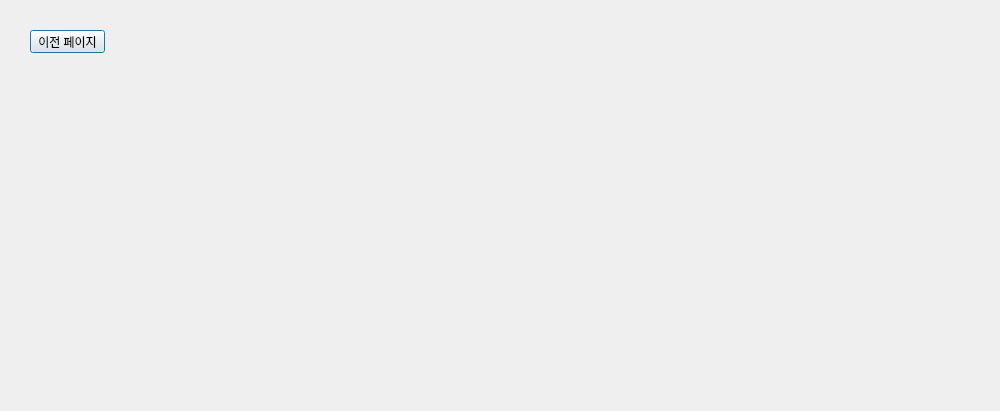
Before: the Qt Designer form ui/bookpage2.ui in 2sseong/mini_project_2025-03, drawn with Qt 5; both pictures show x 0 to 1000 and y 0 to 411 of the 1000 by 700 pixel window.
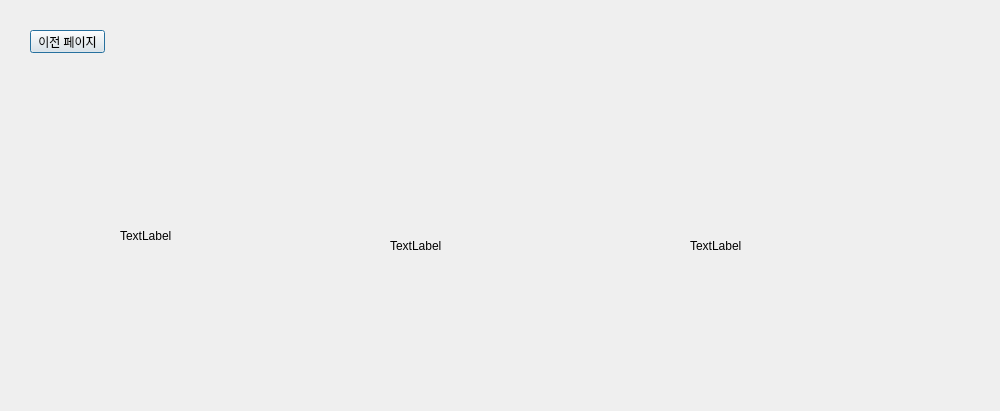
After: the same form once the commit is applied.

Commit message: 화면수정 및 전역변수 수정

Diff of the .ui file:
```diff
--- a/ui/bookpage2.ui
+++ b/ui/bookpage2.ui
@@ -306,6 +306,45 @@
     </rect>
    </property>
   </widget>
+  <widget class="QLabel" name="lbl_test1">
+   <property name="geometry">
+    <rect>
+     <x>120</x>
+     <y>130</y>
+     <width>191</width>
+     <height>211</height>
+    </rect>
+   </property>
+   <property name="text">
+    <string>TextLabel</string>
+   </property>
+  </widget>
+  <widget class="QLabel" name="lbl_test2">
+   <property name="geometry">
+    <rect>
+     <x>390</x>
+     <y>140</y>
+     <width>191</width>
+     <height>211</height>
+    </rect>
+   </property>
+   <property name="text">
+    <string>TextLabel</string>
+   </property>
+  </widget>
+  <widget class="QLabel" name="lbl_test3">
+   <property name="geometry">
+    <rect>
+     <x>690</x>
+     <y>150</y>
+     <width>221</width>
+     <height>191</height>
+    </rect>
+   </property>
+   <property name="text">
+    <string>TextLabel</string>
+   </property>
+  </widget>
  </widget>
  <resources/>
  <connections/>
```
The commit also changes 2 other files.
